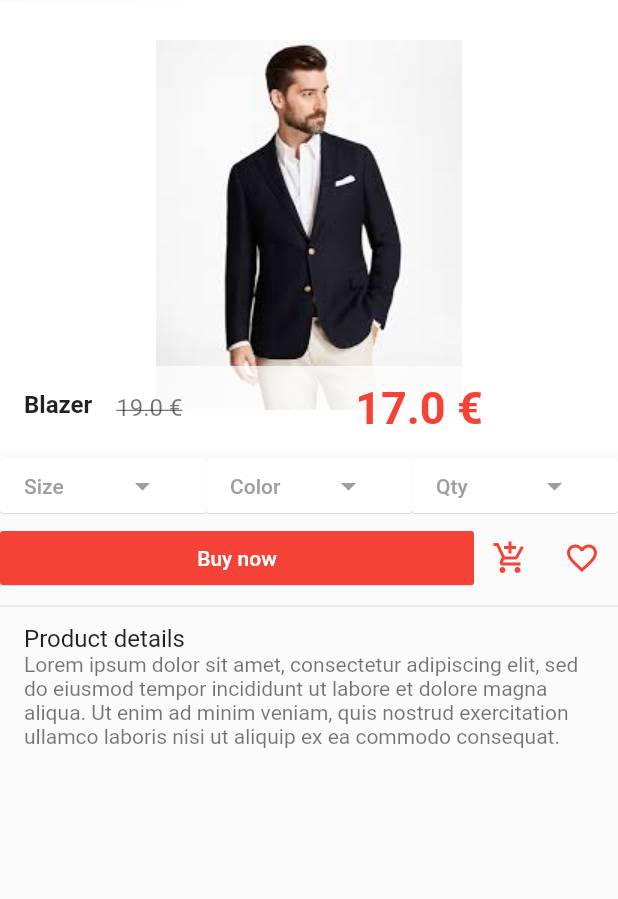
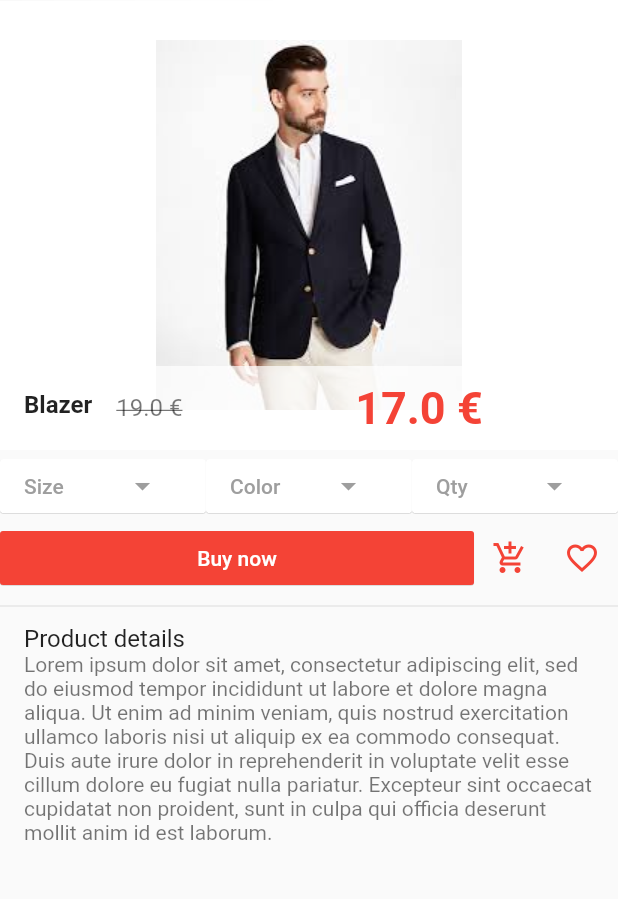
Before and after one commit to helio164/m-commerce, a Flutter app: the screen it shows after launch, after a tap on "Blazer", on a phone screen of 412 x 824 dp, the part 84-983 px from its top. Run offline on Flutter 3.47's test engine with Material 2 defaults, Android fonts, the phone set to English and light mode, and no system bars; our stand-ins replace carousel_pro.

Commit message:
product details update

```diff
--- a/mobile_shop/lib/Pages/product_details.dart
+++ b/mobile_shop/lib/Pages/product_details.dart
@@ -221,7 +221,7 @@ class _ProductDetailsState extends State<ProductDetails> {
           Divider(),
           new ListTile(
             title: new Text("Product details"),
-            subtitle: new Text("Lorem ipsum dolor sit amet, consectetur adipiscing elit, sed do eiusmod tempor incididunt ut labore et dolore magna aliqua. Ut enim ad minim veniam, quis nostrud exercitation ullamco laboris nisi ut aliquip ex ea commodo consequat."),
+            subtitle: new Text("Lorem ipsum dolor sit amet, consectetur adipiscing elit, sed do eiusmod tempor incididunt ut labore et dolore magna aliqua. Ut enim ad minim veniam, quis nostrud exercitation ullamco laboris nisi ut aliquip ex ea commodo consequat. Duis aute irure dolor in reprehenderit in voluptate velit esse cillum dolore eu fugiat nulla pariatur. Excepteur sint occaecat cupidatat non proident, sunt in culpa qui officia deserunt mollit anim id est laborum."),
           ),
           new Row(
             children: <Widget>[
```
